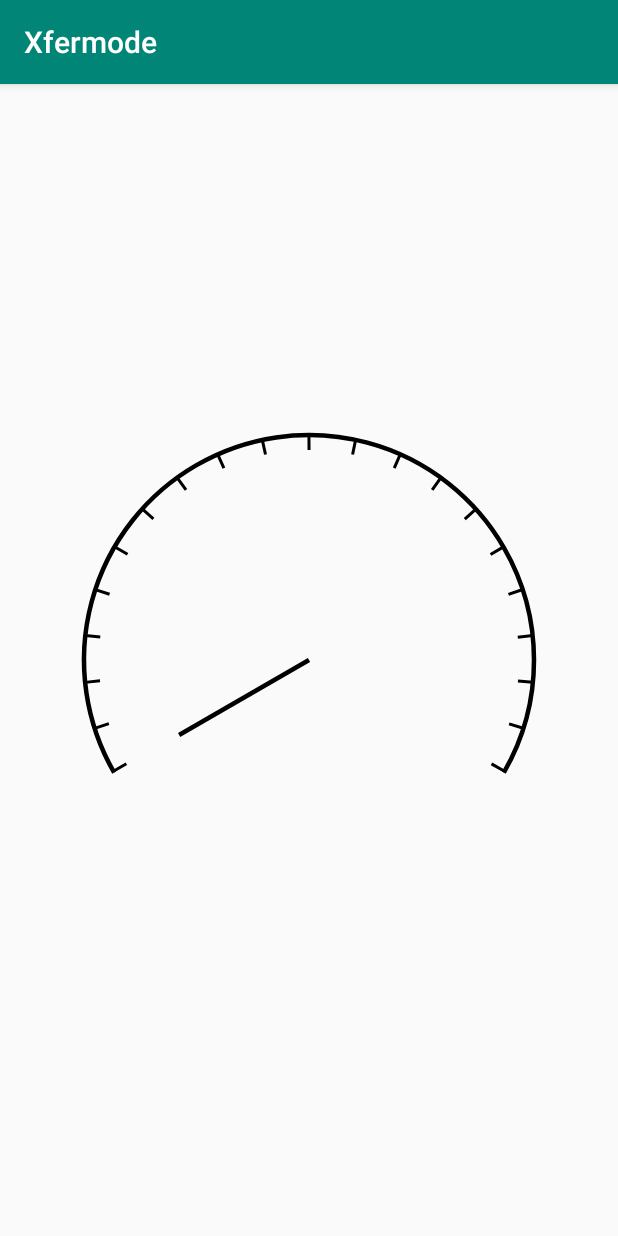
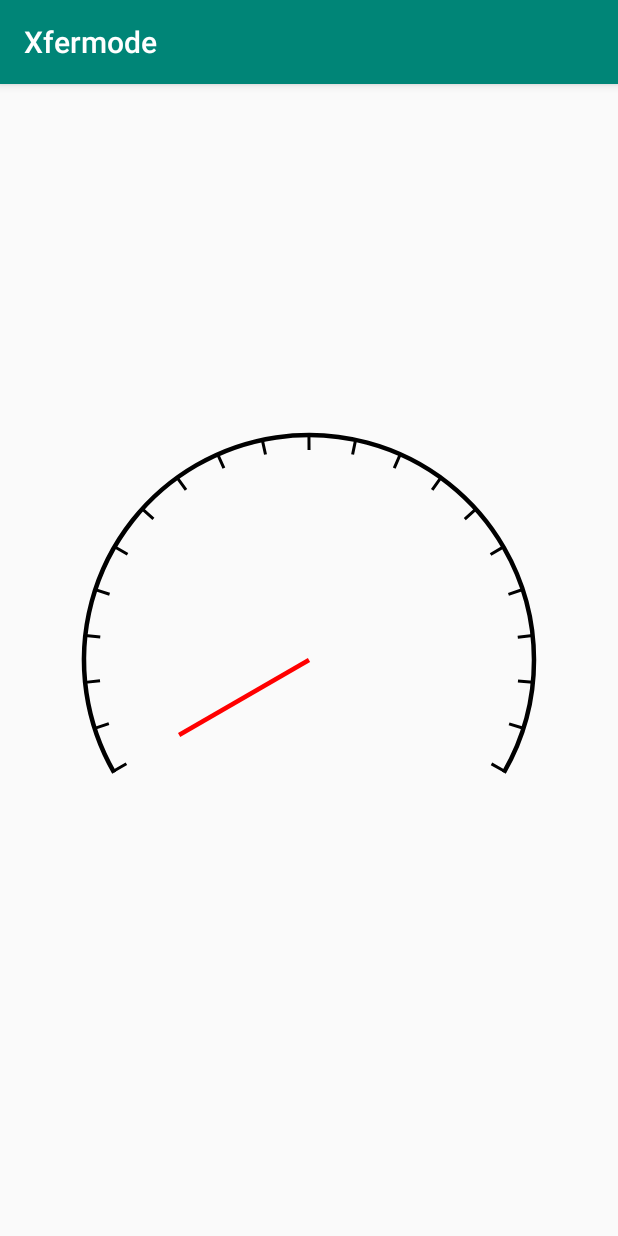
Before and after one commit to Halo-CHN/Practise, an Android app: the screen it shows after launch (MainActivity), on a phone screen of 412 x 824 dp. Run offline under Robolectric (Android 15) with nearby library versions, the phone set to English and light mode, and no system bars.

Commit message:
dashboard完成

```diff
--- a/xfermode/src/main/java/com/halochn/xfermode/view/DashBoard.kt
+++ b/xfermode/src/main/java/com/halochn/xfermode/view/DashBoard.kt
@@ -69,6 +69,7 @@ class DashBoard(context: Context?, attrs: AttributeSet?) : View(context, attrs)
         paint.pathEffect = null
 
         //画指针
+        paint.color = Color.RED
         canvas?.drawLine(
             (width / 2).toFloat(),
             (height / 2).toFloat(),
@@ -76,6 +77,9 @@ class DashBoard(context: Context?, attrs: AttributeSet?) : View(context, attrs)
             (height / 2 + sin(Math.toRadians(getAngleForMark(dashMark).toDouble())) * LENGTH).toFloat(),
             paint
         )
+        paint.color = Color.BLACK
+
+        //结束
     }
 
     private fun getAngleForMark(mark: Int): Float {
```
